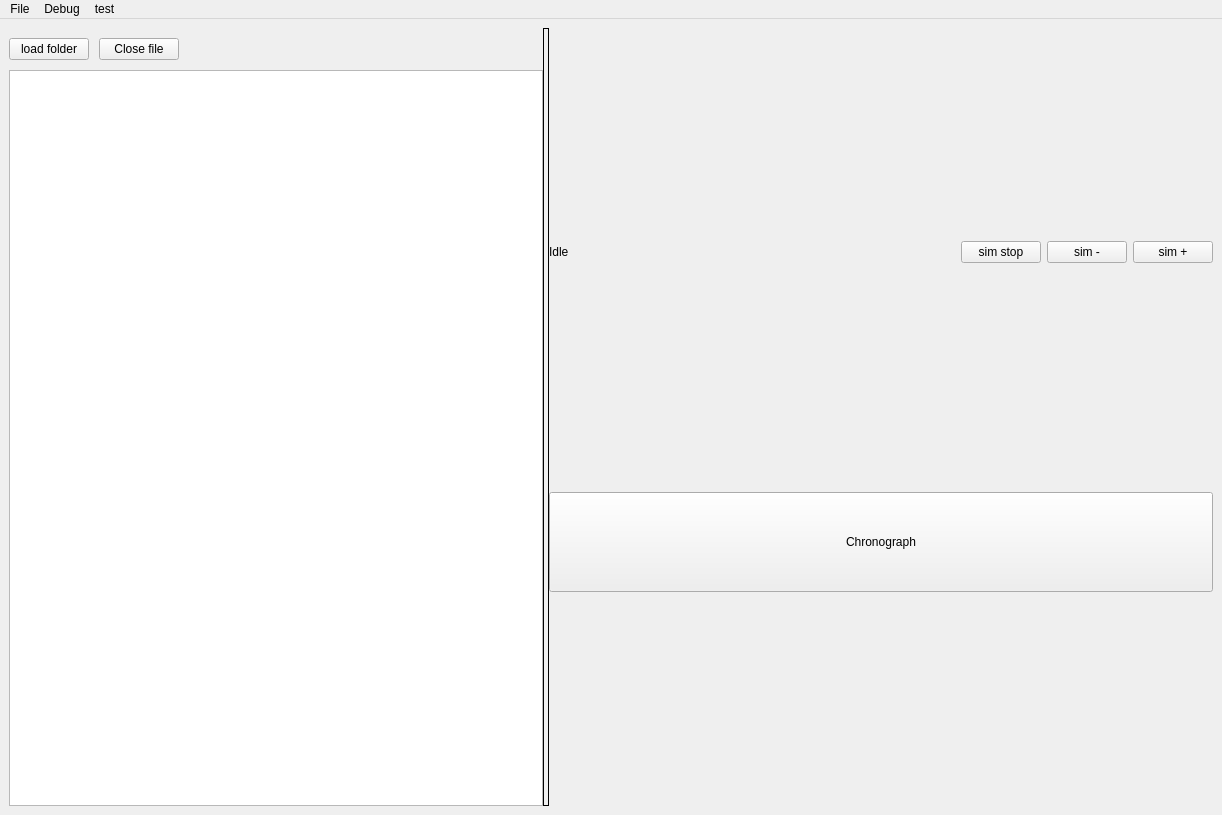
The window that code/Qt_VHDL_SVG_proj/forms/mainwindow.ui (LirokWid/QT_VHDL_simulator) describes before a commit, drawn with Qt 5.
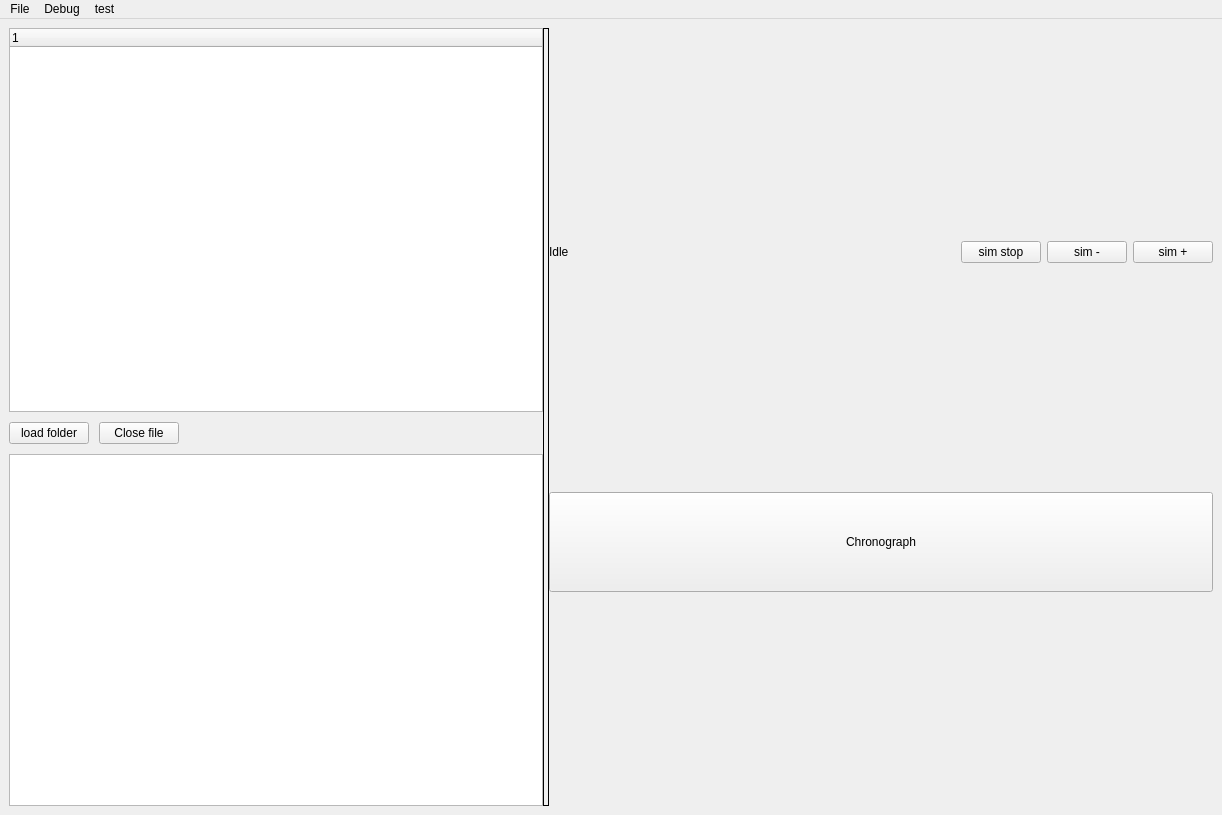
The same window after the commit.

Commit message: refactor: Update SvgHandler class to use the display view

```diff
--- a/code/Qt_VHDL_SVG_proj/forms/mainwindow.ui
+++ b/code/Qt_VHDL_SVG_proj/forms/mainwindow.ui
@@ -84,7 +84,7 @@
         <property name="spacing">
          <number>10</number>
         </property>
-        <item row="2" column="0">
+        <item row="1" column="0">
          <layout class="QVBoxLayout" name="verticalLayout_4">
           <property name="sizeConstraint">
            <enum>QLayout::SetMaximumSize</enum>
@@ -156,21 +156,14 @@
           </item>
          </layout>
         </item>
-        <item row="1" column="0">
-         <spacer name="spacer">
-          <property name="orientation">
-           <enum>Qt::Horizontal</enum>
-          </property>
-          <property name="sizeType">
-           <enum>QSizePolicy::Fixed</enum>
-          </property>
-          <property name="sizeHint" stdset="0">
-           <size>
-            <width>200</width>
-            <height>10</height>
-           </size>
-          </property>
-         </spacer>
+        <item row="0" column="0">
+         <widget class="QTreeWidget" name="componentsTreeWidget">
+          <column>
+           <property name="text">
+            <string notr="true">1</string>
+           </property>
+          </column>
+         </widget>
         </item>
        </layout>
       </widget>
```
Left out of the diff: 2 changed lines with no effect on the pictures. The commit also changes 6 other files.
